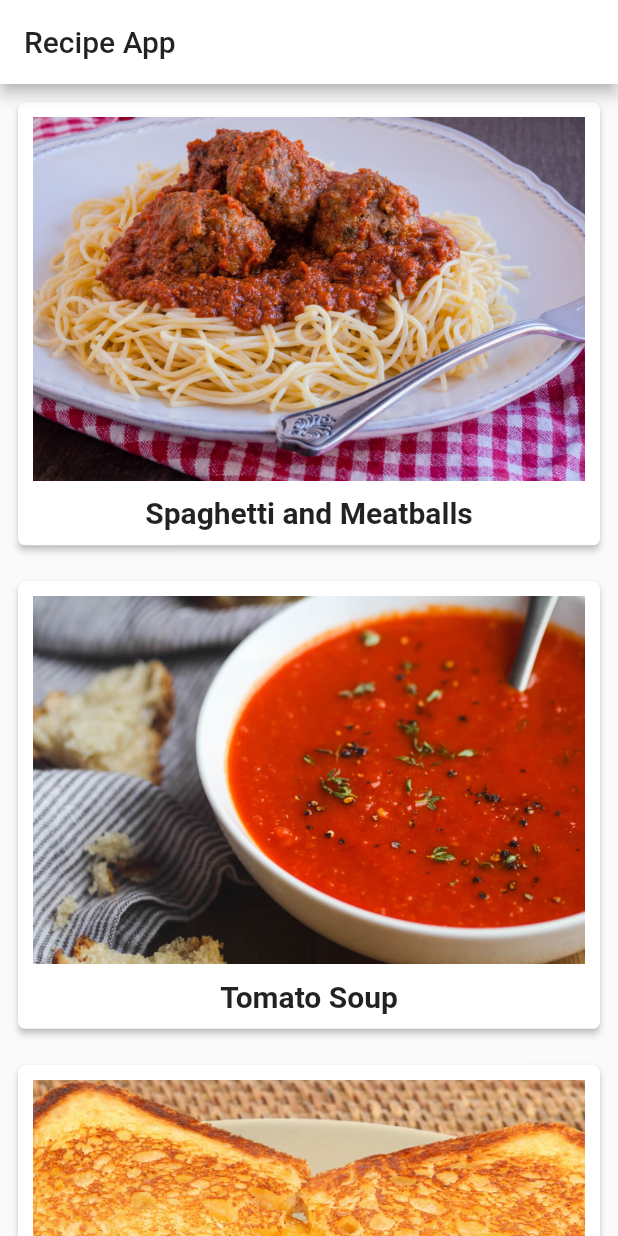
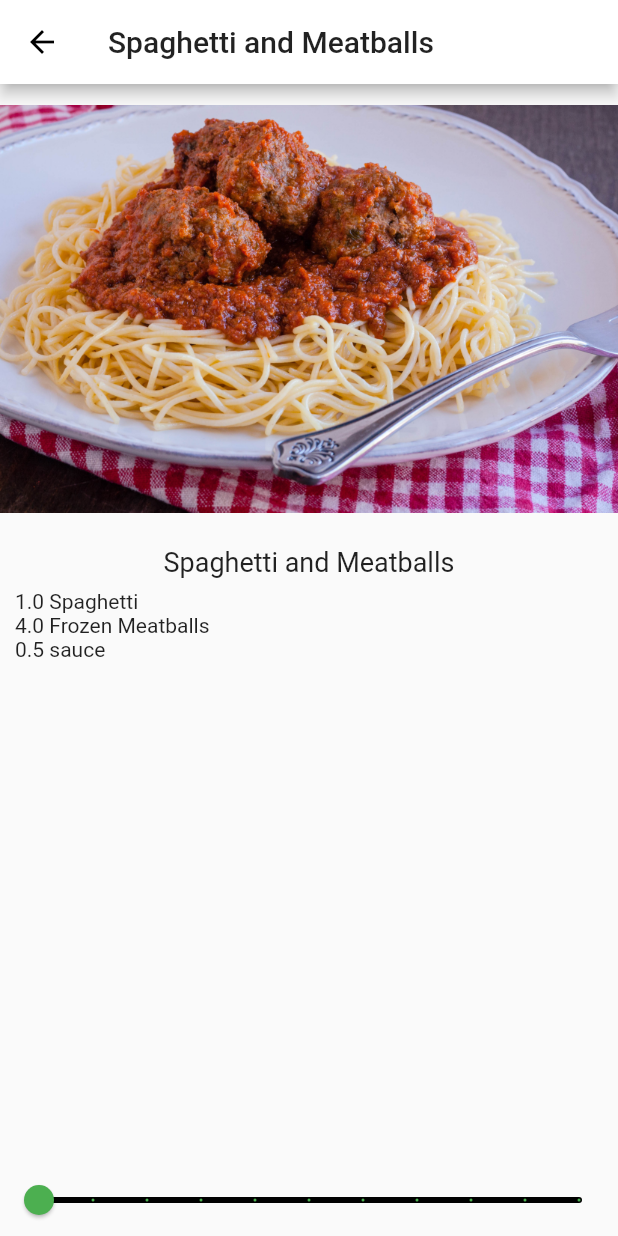
Before and after one commit to amrabdalfatah/Recipe-App, a Flutter app: the screen it shows after launch, after a tap on "Spaghetti and Meatballs", on a phone screen of 412 x 824 dp. Run offline on Flutter 3.47's test engine with Material 2 defaults, Android fonts, the phone set to English and light mode, and no system bars.

Commit message:
Finish App

```diff
--- a/lib/modules/home.dart
+++ b/lib/modules/home.dart
@@ -1,5 +1,6 @@
 import 'package:flutter/material.dart';
 import 'package:recipe_app/models/recipe.dart';
+import 'recipe_detail.dart';
 
 class HomePage extends StatelessWidget {
   const HomePage({Key? key}) : super(key: key);
@@ -46,7 +47,13 @@ class HomePage extends StatelessWidget {
               padding: EdgeInsets.all(8.0),
               child: GestureDetector(
                 onTap: () {
-                  print(Recipe.samples[index].title);
+                  Navigator.of(context).push(
+                    MaterialPageRoute(
+                      builder: (context) {
+                        return RecipeDetail(Recipe.samples[index]);
+                      },
+                    ),
+                  );
                 },
                 child: buildRecipe(Recipe.samples[index]),
               ),
--- /dev/null
+++ b/lib/modules/recipe_detail.dart
@@ -0,0 +1,72 @@
+import 'package:flutter/material.dart';
+import 'package:recipe_app/models/recipe.dart';
+
+class RecipeDetail extends StatefulWidget {
+  const RecipeDetail(this.recipe, {Key? key}) : super(key: key);
+  final Recipe recipe;
+
+  @override
+  _RecipeDetailState createState() => _RecipeDetailState();
+}
+
+class _RecipeDetailState extends State<RecipeDetail> {
+  int _sliderValue = 1;
+  @override
+  Widget build(BuildContext context) {
+    return Scaffold(
+      appBar: AppBar(
+        title: Text(widget.recipe.title),
+      ),
+      body: SafeArea(
+        child: Column(
+          children: [
+            SizedBox(
+              height: 300,
+              width: double.infinity,
+              child: Image(
+                image: AssetImage(widget.recipe.image),
+              ),
+            ),
+            SizedBox(
+              height: 8.0,
+            ),
+            Text(
+              widget.recipe.title,
+              style: TextStyle(
+                fontSize: 18.0,
+              ),
+            ),
+            SizedBox(
+              height: 8.0,
+            ),
+            Expanded(
+              child: ListView.builder(
+                padding: EdgeInsets.only(left: 10.0),
+                itemBuilder: (context, index) {
+                  return Text(
+                    '${widget.recipe.ingredients[index].quantity * _sliderValue} ${widget.recipe.ingredients[index].name}',
+                  );
+                },
+                itemCount: widget.recipe.ingredients.length,
+              ),
+            ),
+            Slider(
+              min: 1,
+              max: 10,
+              divisions: 10,
+              label: '${_sliderValue * widget.recipe.serving} serving',
+              value: _sliderValue.toDouble(),
+              onChanged: (value) {
+                setState(() {
+                  _sliderValue = value.round();
+                });
+              },
+              activeColor: Colors.green,
+              inactiveColor: Colors.black,
+            ),
+          ],
+        ),
+      ),
+    );
+  }
+}
```
